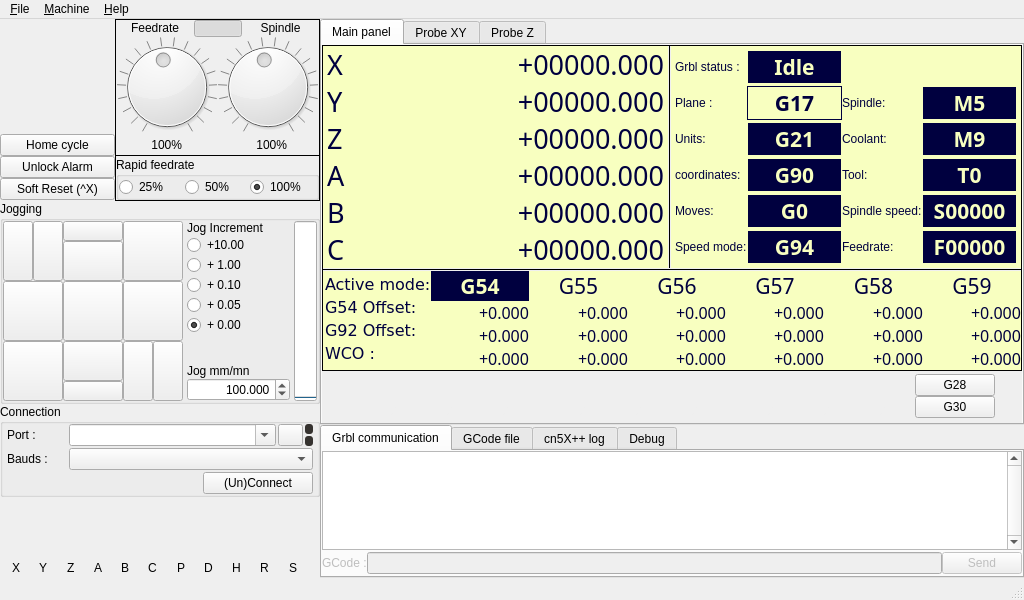
Above: mainWindow.ui from fra589/cn5X before the change. Below: the same form after it.
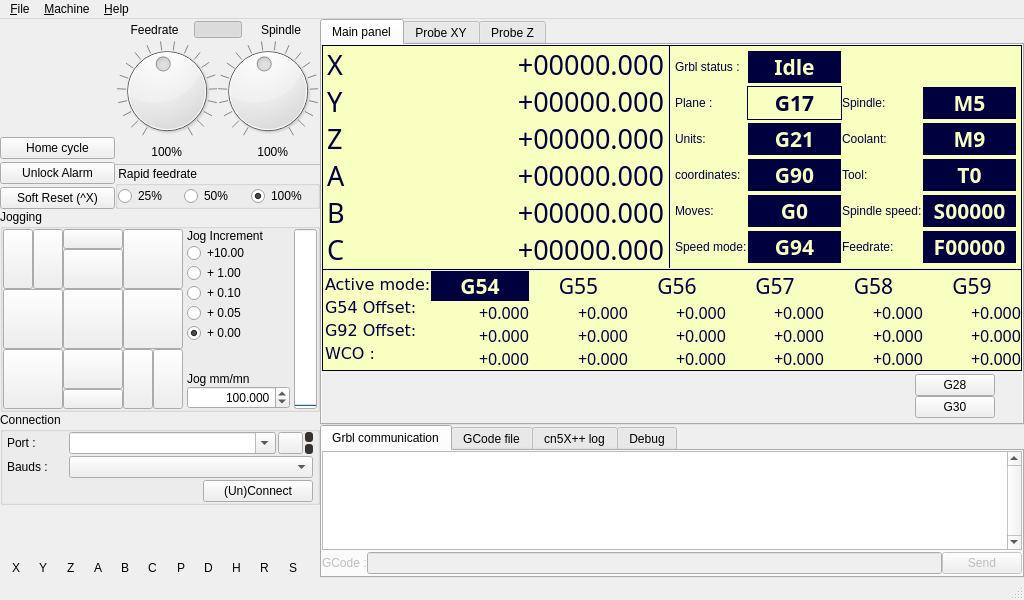
That is the form after the change. Icons and pictures are not drawn. Custom widgets are drawn as their Qt base class.

```diff
--- a/mainWindow.ui
+++ b/mainWindow.ui
@@ -174,7 +174,7 @@
           <item row="0" column="1" rowspan="2">
            <widget class="QFrame" name="frmControleVitesse">
             <property name="frameShape">
-             <enum>QFrame::Box</enum>
+             <enum>QFrame::NoFrame</enum>
             </property>
             <layout class="QVBoxLayout" name="verticalLayout_35">
              <property name="spacing">
@@ -552,6 +552,9 @@
              </item>
              <item>
               <widget class="Line" name="line">
+               <property name="styleSheet">
+                <string notr="true">color: #c0c0c0</string>
+               </property>
                <property name="frameShadow">
                 <enum>QFrame::Plain</enum>
                </property>
@@ -563,7 +566,7 @@
              <item>
               <widget class="QGroupBox" name="grpVitesseRapide">
                <property name="title">
-                <string>Rapid feedrate</string>
+                <string> Rapid feedrate</string>
                </property>
                <layout class="QHBoxLayout" name="horizontalLayout_8">
                 <property name="spacing">
@@ -624,13 +627,13 @@
            <widget class="QWidget" name="frmHomeAlarm" native="true">
             <layout class="QVBoxLayout" name="verticalLayout">
              <property name="spacing">
-              <number>0</number>
+              <number>3</number>
              </property>
              <property name="leftMargin">
               <number>0</number>
              </property>
              <property name="topMargin">
-              <number>0</number>
+              <number>3</number>
              </property>
              <property name="rightMargin">
               <number>0</number>
```
Left out of the diff: 16 changed lines with no effect on the pictures.
